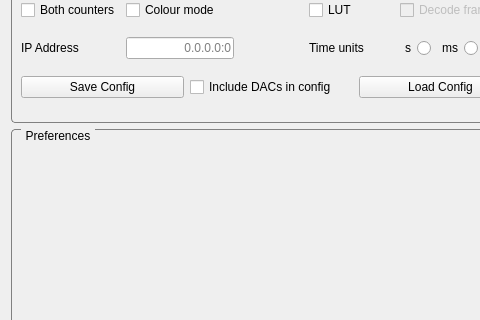
Old version of the form SpidrMpx3Eq/qcstmconfigmonitoring.ui in the repository navrit/dexter; both pictures show x 0 to 480 and y 266 to 586 of the 1146 by 790 pixel window.
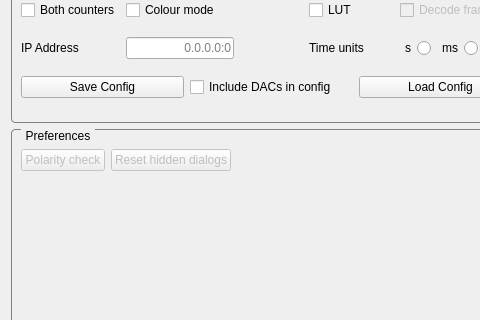
New version of the form.

Commit message: Buttons in place for preferences

Patch:
```diff
--- a/SpidrMpx3Eq/qcstmconfigmonitoring.ui
+++ b/SpidrMpx3Eq/qcstmconfigmonitoring.ui
@@ -921,6 +921,64 @@
        <property name="title">
         <string>Preferences</string>
        </property>
+       <widget class="QWidget" name="gridLayoutWidget">
+        <property name="geometry">
+         <rect>
+          <x>10</x>
+          <y>20</y>
+          <width>561</width>
+          <height>341</height>
+         </rect>
+        </property>
+        <layout class="QGridLayout" name="gridLayout_3">
+         <item row="2" column="0">
+          <spacer name="verticalSpacer">
+           <property name="orientation">
+            <enum>Qt::Vertical</enum>
+           </property>
+           <property name="sizeHint" stdset="0">
+            <size>
+             <width>20</width>
+             <height>40</height>
+            </size>
+           </property>
+          </spacer>
+         </item>
+         <item row="0" column="1">
+          <widget class="QPushButton" name="pushButton_2">
+           <property name="enabled">
+            <bool>false</bool>
+           </property>
+           <property name="text">
+            <string>Reset hidden dialogs</string>
+           </property>
+          </widget>
+         </item>
+         <item row="0" column="0">
+          <widget class="QPushButton" name="pushButton">
+           <property name="enabled">
+            <bool>false</bool>
+           </property>
+           <property name="text">
+            <string>Polarity check</string>
+           </property>
+          </widget>
+         </item>
+         <item row="0" column="2">
+          <spacer name="horizontalSpacer_2">
+           <property name="orientation">
+            <enum>Qt::Horizontal</enum>
+           </property>
+           <property name="sizeHint" stdset="0">
+            <size>
+             <width>40</width>
+             <height>20</height>
+            </size>
+           </property>
+          </spacer>
+         </item>
+        </layout>
+       </widget>
       </widget>
      </item>
     </layout>
```
